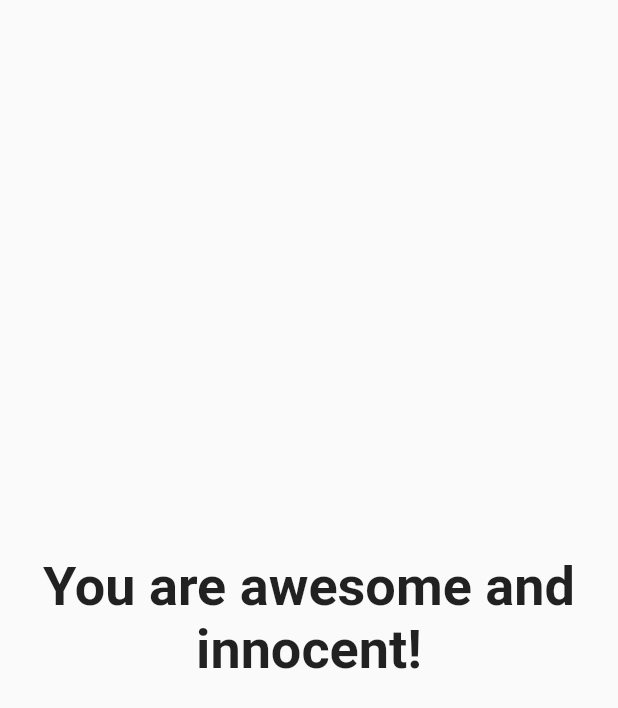
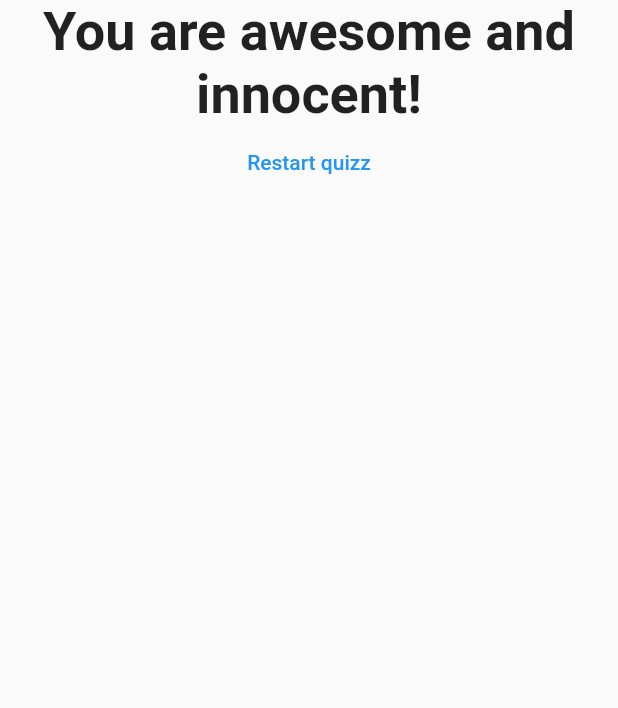
Before and after one commit to Batavoo/flutter_basics_quizzApp, a Flutter app: the Result widget shown alone on an empty page, opened directly with empty values, on a phone screen of 412 x 824 dp. Shown: the top 708 px of the screen. Run offline on Flutter 3.47's test engine with Material 2 defaults, Android fonts, the phone set to English and light mode, and no system bars.

Commit message:
implemented FlatButton to restart the quiz

```diff
--- a/lib/result.dart
+++ b/lib/result.dart
@@ -4,8 +4,9 @@ import 'package:flutter/material.dart';
 
 class Result extends StatelessWidget {
   final int resultScore;
+  final Function resetQuiz;
 
-  Result(this.resultScore);
+  Result(this.resultScore, this.resetQuiz);
 
   String get resultPhrase {
     String resultText;
@@ -24,10 +25,19 @@ class Result extends StatelessWidget {
   @override
   Widget build(BuildContext context) {
     return Center(
-      child: Text(
-        resultPhrase,
-        style: TextStyle(fontSize: 36, fontWeight: FontWeight.bold),
-        textAlign: TextAlign.center,
+      child: Column(
+        children: <Widget>[
+          Text(
+            resultPhrase,
+            style: TextStyle(fontSize: 36, fontWeight: FontWeight.bold),
+            textAlign: TextAlign.center,
+          ),
+          FlatButton(
+            onPressed: resetQuiz,
+            child: Text("Restart quizz"),
+            textColor: Colors.blue,
+          ),
+        ],
       ),
     );
   }
```
Also changed, not shown: lib/main.dart (+8 -1 lines).
